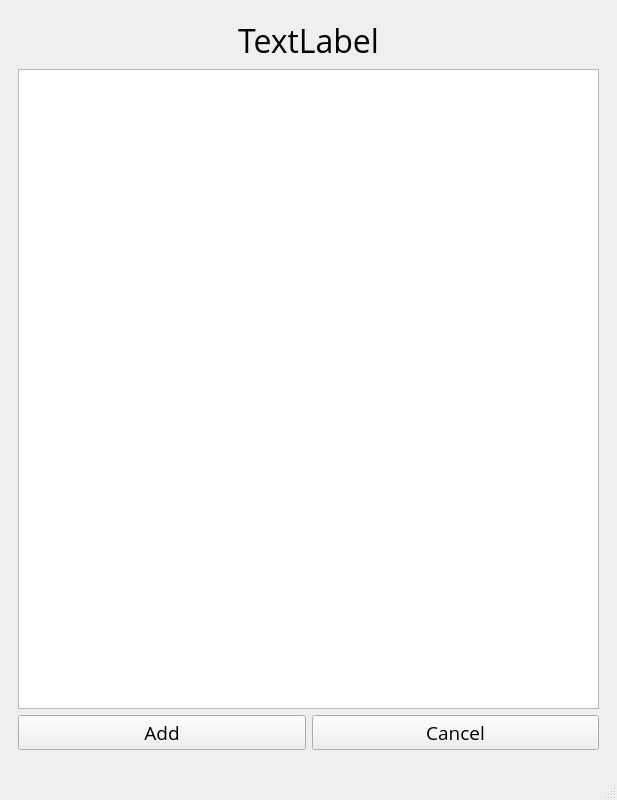
Old version of the form mainwindow.ui in the repository omarbassam88/RestaurantApp.
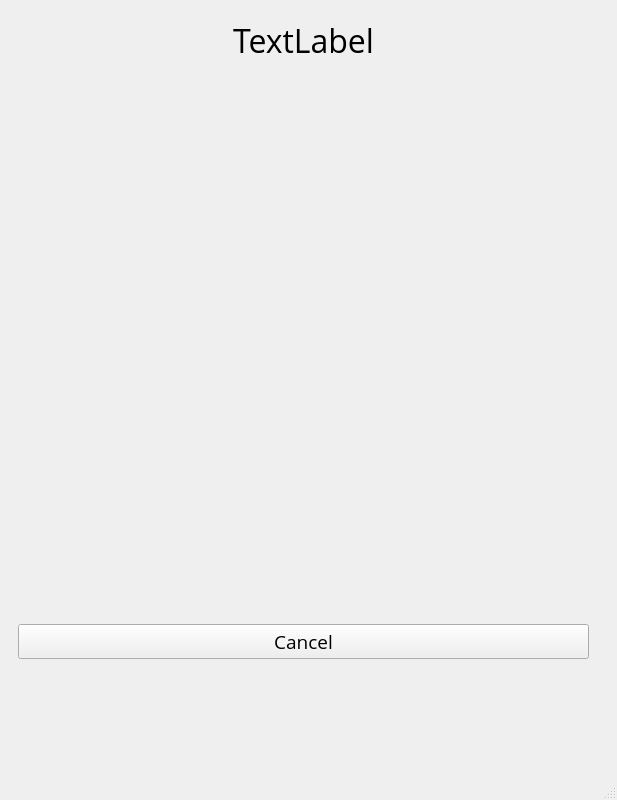
New version of the form. The open tabs and pages were chosen to show the change.

Commit message: Added Database Class and successfully wrote receipts to database

```diff
--- a/mainwindow.ui
+++ b/mainwindow.ui
@@ -38,8 +38,8 @@
    <property name="styleSheet">
     <string notr="true"/>
    </property>
-   <layout class="QGridLayout" name="gridLayout">
-    <item row="0" column="0">
+   <layout class="QVBoxLayout" name="verticalLayout_2">
+    <item>
      <widget class="QStackedWidget" name="stackedWidget">
       <property name="sizePolicy">
        <sizepolicy hsizetype="Preferred" vsizetype="Preferred">
@@ -499,38 +499,17 @@
        </layout>
       </widget>
       <widget class="QWidget" name="page_5">
-       <layout class="QGridLayout" name="gridLayout_8">
-        <item row="2" column="0">
-         <layout class="QHBoxLayout" name="horizontalLayout_3">
-          <item>
-           <widget class="QPushButton" name="AddSelectedItemButton">
-            <property name="text">
-             <string>Add</string>
-            </property>
-           </widget>
-          </item>
+       <widget class="QWidget" name="">
+        <property name="geometry">
+         <rect>
+          <x>9</x>
+          <y>9</y>
+          <width>571</width>
+          <height>641</height>
+         </rect>
+        </property>
+        <layout class="QVBoxLayout" name="verticalLayout">
           <item>
-           <widget class="QPushButton" name="CancelButton">
-            <property name="text">
-             <string>Cancel</string>
-            </property>
-           </widget>
-          </item>
-         </layout>
-        </item>
-        <item row="1" column="0">
-         <widget class="QTreeWidget" name="CateryItemsList">
-          <attribute name="headerVisible">
-           <bool>false</bool>
-          </attribute>
-          <column>
-           <property name="text">
-            <string notr="true">1</string>
-           </property>
-          </column>
-         </widget>
-        </item>
-        <item row="0" column="0">
          <widget class="QLabel" name="SelectedCategoryLabel">
           <property name="font">
            <font>
@@ -549,7 +528,48 @@
           </property>
          </widget>
         </item>
-       </layout>
+         <item>
+          <spacer name="verticalSpacer_4">
+           <property name="orientation">
+            <enum>Qt::Vertical</enum>
+           </property>
+           <property name="sizeHint" stdset="0">
+            <size>
+             <width>20</width>
+             <height>40</height>
+            </size>
+           </property>
+          </spacer>
+         </item>
+         <item>
+          <layout class="QVBoxLayout" name="CategoryItemsButtons"/>
+         </item>
+         <item>
+          <spacer name="verticalSpacer_3">
+           <property name="orientation">
+            <enum>Qt::Vertical</enum>
+           </property>
+           <property name="sizeHint" stdset="0">
+            <size>
+             <width>20</width>
+             <height>40</height>
+            </size>
+           </property>
+          </spacer>
+         </item>
+         <item>
+          <layout class="QHBoxLayout" name="horizontalLayout_2">
+           <item>
+            <widget class="QPushButton" name="CancelButton">
+             <property name="text">
+              <string>Cancel</string>
+             </property>
+            </widget>
+           </item>
+          </layout>
+         </item>
+        </layout>
+       </widget>
       </widget>
      </widget>
     </item>
```
Left out of the diff: 2 changed lines with no effect on the pictures. Lines whose indentation alone changed are shown as unchanged. The commit also changes 8 other files.
